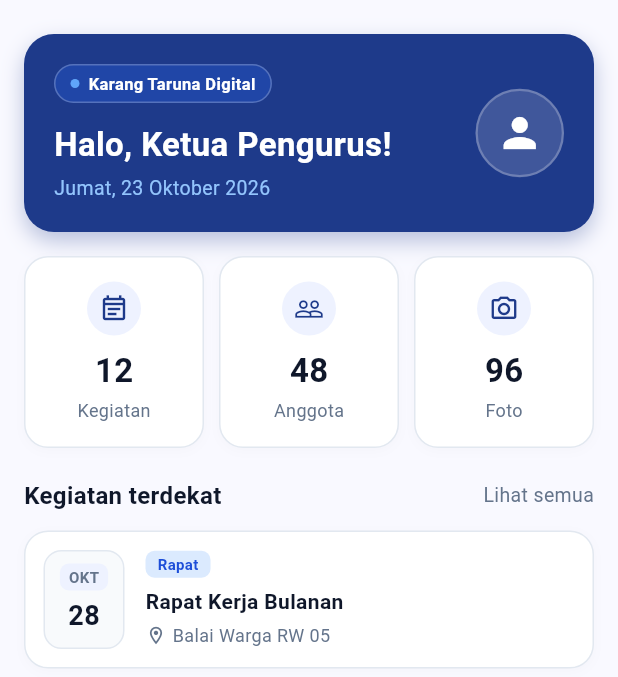
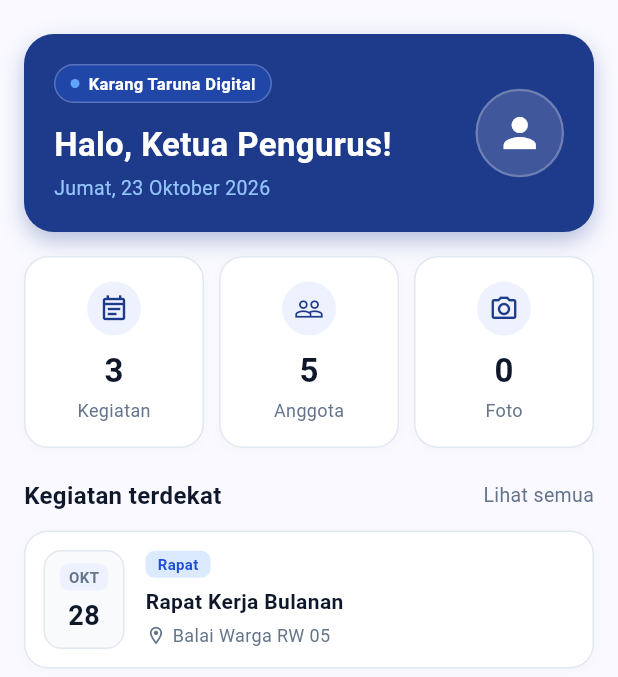
Before and after one commit to kelompok4-KH002/KarangKita, a Flutter app: the HalamanBerandaAdmin screen opened directly, in the side drawer, after a tap on "Lihat semua", on a phone screen of 412 x 824 dp, the part 68-745 px from its top. Run offline on Flutter 3.47's test engine with Material 3 defaults, Android fonts, the phone set to English and light mode, and no system bars; our stand-ins replace cloud_firestore, firebase_auth, firebase_core, image_picker; accounts and stored records are empty.

Commit message:
penyelarasan seluruh halaman admin figma dan stat dinamis

```diff
--- a/lib/kegiatan/admin/halaman/halaman_beranda_admin.dart
+++ b/lib/kegiatan/admin/halaman/halaman_beranda_admin.dart
@@ -1,4 +1,5 @@
 import 'package:flutter/material.dart';
+import 'package:cloud_firestore/cloud_firestore.dart';
 import '../../../core/theme/app_colors.dart';
 import '../../../core/theme/app_text_styles.dart';
 import '../../../core/widgets/app_header.dart';
@@ -71,8 +72,8 @@ class _HalamanBerandaAdminState extends State<HalamanBerandaAdmin> {
   }
 }
 
-// Widget Tab 1: Beranda Content Sesuai Mockup Figma (`admin_pengurus_beranda_karangkita.png`)
-class _BerandaTabContent extends StatelessWidget {
+// Widget Tab 1: Beranda Content (Angka Stat Dinamis dari Database)
+class _BerandaTabContent extends StatefulWidget {
   final String namaPengguna;
   final String peran;
   final Function(int) onPindahTab;
@@ -82,6 +83,40 @@ class _BerandaTabContent extends StatelessWidget {
     required this.peran,
     required this.onPindahTab,
   });
+
+  @override
+  State<_BerandaTabContent> createState() => _BerandaTabContentState();
+}
+
+class _BerandaTabContentState extends State<_BerandaTabContent> {
+  int _jumlahKegiatan = 3;
+  int _jumlahAnggota = 5;
+  int _jumlahFoto = 0;
+
+  @override
+  void initState() {
+    super.initState();
+    _hitungStatistikDinamis();
+  }
+
+  // Hitung jumlah data kegiatan, anggota, dan foto dari Cloud Firestore secara dinamis
+  void _hitungStatistikDinamis() async {
+    try {
+      final snapKegiatan = await FirebaseFirestore.instance.collection('kegiatan').get();
+      final snapAnggota = await FirebaseFirestore.instance.collection('users').get();
+
+      if (mounted) {
+        setState(() {
+          if (snapKegiatan.docs.isNotEmpty) {
+            _jumlahKegiatan = snapKegiatan.docs.length;
+          }
+          if (snapAnggota.docs.isNotEmpty) {
+            _jumlahAnggota = snapAnggota.docs.length;
+          }
+        });
+      }
+    } catch (_) {}
+  }
 
   @override
   Widget build(BuildContext context) {
@@ -94,30 +129,30 @@ class _BerandaTabContent extends StatelessWidget {
         children: [
           // 1. Hero Card Biru Sapaan Pengguna & Tanggal
           HeroCard(
-            namaPengguna: namaPengguna,
-            peran: peran,
+            namaPengguna: widget.namaPengguna,
+            peran: widget.peran,
             tanggal: now,
           ),
           const SizedBox(height: 16),
 
-          // 2. 3 Stat Cards (Kegiatan, Anggota, Foto)
+          // 2. 3 Stat Cards Dinamis (Kegiatan, Anggota, Foto)
           Row(
-            children: const [
+            children: [
               StatCard(
                 icon: Icons.event_note_outlined,
-                count: '12',
+                count: '$_jumlahKegiatan',
                 label: 'Kegiatan',
               ),
-              SizedBox(width: 10),
+              const SizedBox(width: 10),
               StatCard(
                 icon: Icons.people_outline,
-                count: '48',
+                count: '$_jumlahAnggota',
                 label: 'Anggota',
               ),
-              SizedBox(width: 10),
+              const SizedBox(width: 10),
               StatCard(
                 icon: Icons.photo_camera_outlined,
-                count: '96',
+                count: '$_jumlahFoto',
                 label: 'Foto',
               ),
             ],
@@ -133,7 +168,7 @@ class _BerandaTabContent extends StatelessWidget {
                 style: AppTextStyles.sectionTitle,
               ),
               GestureDetector(
-                onTap: () => onPindahTab(1), // Pindah ke Tab Kegiatan
+                onTap: () => widget.onPindahTab(1),
                 child: const Text(
                   'Lihat semua',
                   style: TextStyle(
@@ -152,21 +187,21 @@ class _BerandaTabContent extends StatelessWidget {
             tanggal: DateTime(now.year, 10, 28),
             lokasi: 'Balai Warga RW 05',
             kategori: 'Rapat',
-            onTap: () => onPindahTab(1),
+            onTap: () => widget.onPindahTab(1),
           ),
           EventCard(
             judul: 'Kerja Bakti Lingkungan',
             tanggal: DateTime(now.year, 11, 2),
             lokasi: 'Lapangan Utama',
             kategori: 'Sosial',
-            onTap: () => onPindahTab(1),
+            onTap: () => widget.onPindahTab(1),
           ),
           EventCard(
             judul: 'Turnamen Futsal Pemuda',
             tanggal: DateTime(now.year, 11, 10),
             lokasi: 'GOR Kecamatan',
             kategori: 'Olahraga',
-            onTap: () => onPindahTab(1),
+            onTap: () => widget.onPindahTab(1),
           ),
         ],
       ),
```
Also changed, not shown: lib/jadwal/admin/halaman/halaman_jadwal_admin.dart (+20 -50 lines), lib/kegiatan/admin/halaman/halaman_anggota_admin.dart (+19 -33 lines), lib/kegiatan/admin/halaman/halaman_galeri_admin.dart (+8 -31 lines), lib/kegiatan/admin/halaman/halaman_kegiatan_admin.dart (+47 -58 lines).
